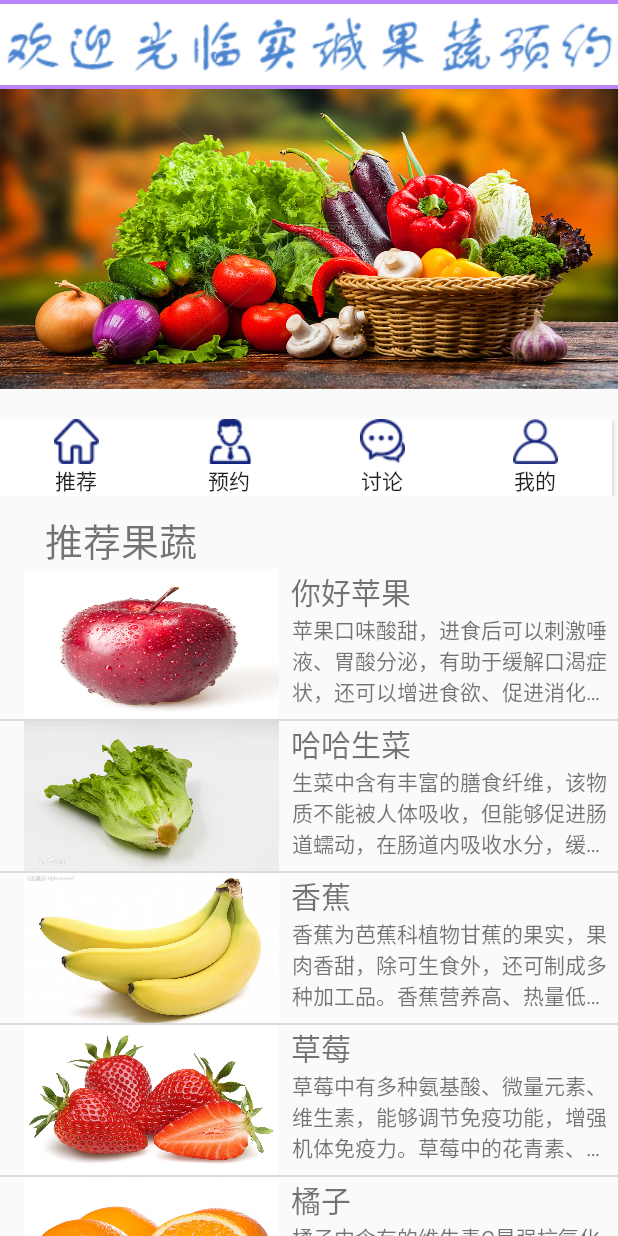
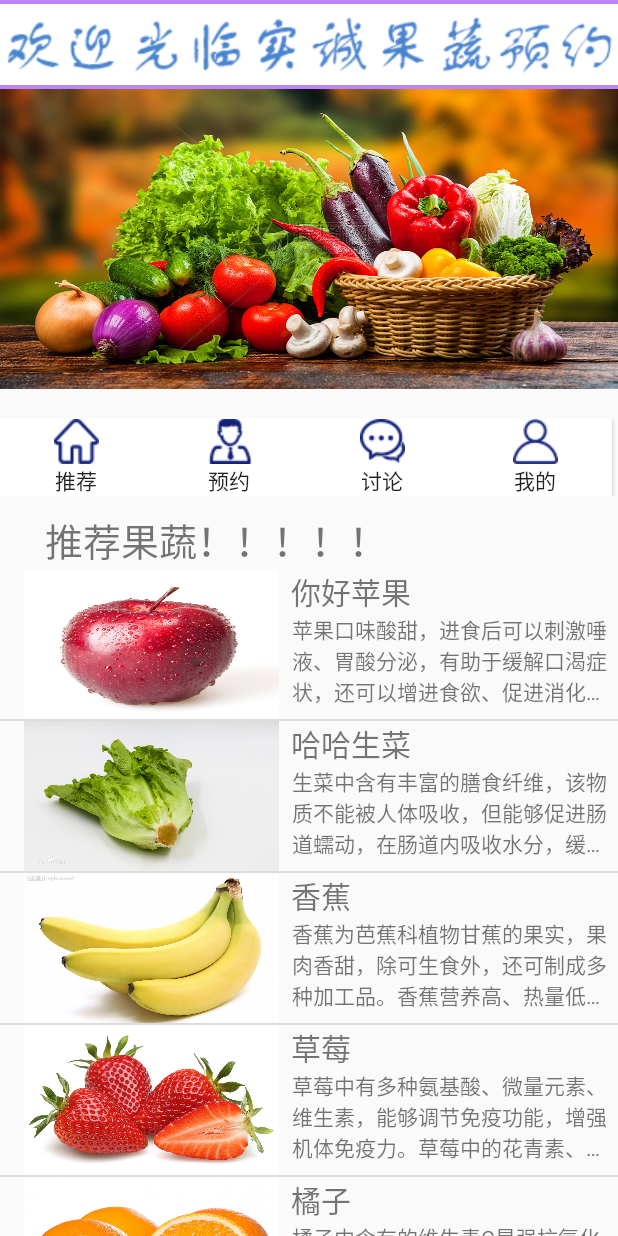
Before and after one commit to yierear/android, an Android app: the screen it shows after launch (MainActivity), on a phone screen of 412 x 824 dp. Run offline under Robolectric (Android 15) with nearby library versions, the phone set to English and light mode, and no system bars.

Commit message:
Update activity_main.xml

```diff
--- a/FruitandVegetableAppointmentsApplication/app/src/main/res/layout/activity_main.xml
+++ b/FruitandVegetableAppointmentsApplication/app/src/main/res/layout/activity_main.xml
@@ -32,7 +32,7 @@
         <TextView
             android:layout_width="wrap_content"
             android:layout_height="match_parent"
-            android:text="推荐果蔬"
+            android:text="推荐果蔬！！！！！"
             android:textSize="25dp"
             android:paddingLeft="30dp"
             android:paddingTop="10dp"/>
```
